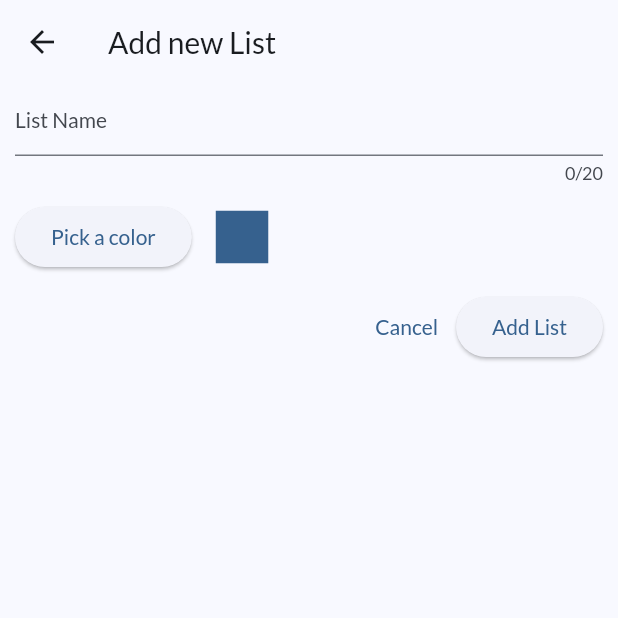
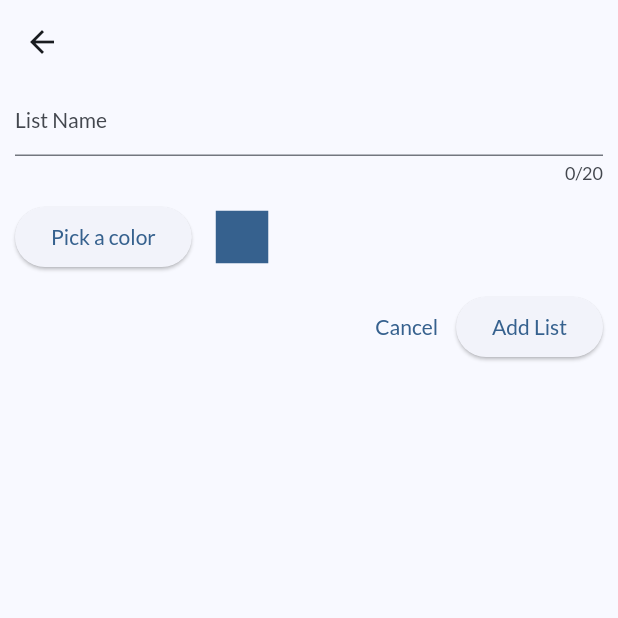
Before and after one commit to BenAuerDev/flashlist-POC, a Flutter app: the GroupForm screen opened directly, on a phone screen of 412 x 824 dp, the top half of it. Run offline on Flutter 3.47's test engine with Material 2 defaults, Android fonts, the light colour scheme and no system bars; our stand-ins replace adaptive_theme, cloud_firestore, firebase_auth, firebase_core, firebase_messaging, firebase_storage and 5 more; accounts and stored records are empty; generated files the repository leaves out were written again.

Commit message:
change group-form appbar.title and center title

```diff
--- a/lib/screens/group_form.dart
+++ b/lib/screens/group_form.dart
@@ -53,7 +53,19 @@ class GroupForm extends ConsumerWidget {
 
     return Scaffold(
       appBar: AppBar(
-        title: Text(group == null ? 'Add new List' : 'Edit your List'),
+        title: Center(
+          child: Text(
+            group == null ? '' : group!.title,
+            style: TextStyle(
+              color: group == null
+                  ? retrieveColorScheme(context).onBackground
+                  : group!.color,
+              fontSize: 24,
+              fontWeight: FontWeight.bold,
+            ),
+          ),
+        ),
+        actions: const [SizedBox(width: 50)],
       ),
       body: SingleChildScrollView(
         child: Container(
```
